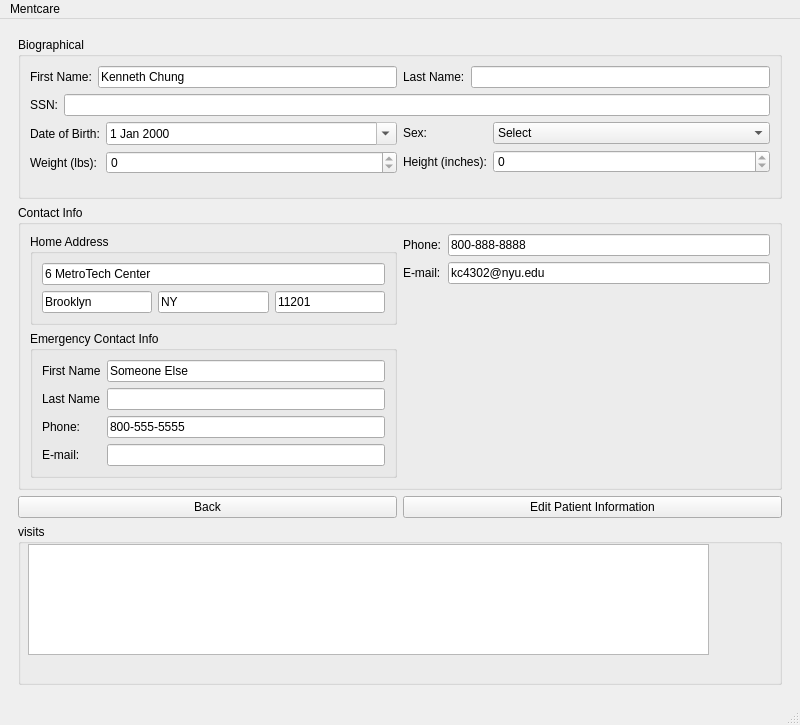
Above: mentcare/mainwindow.ui from omansour-se-nyu/Spring2023-Team-1 before the change. Below: the same form after it.
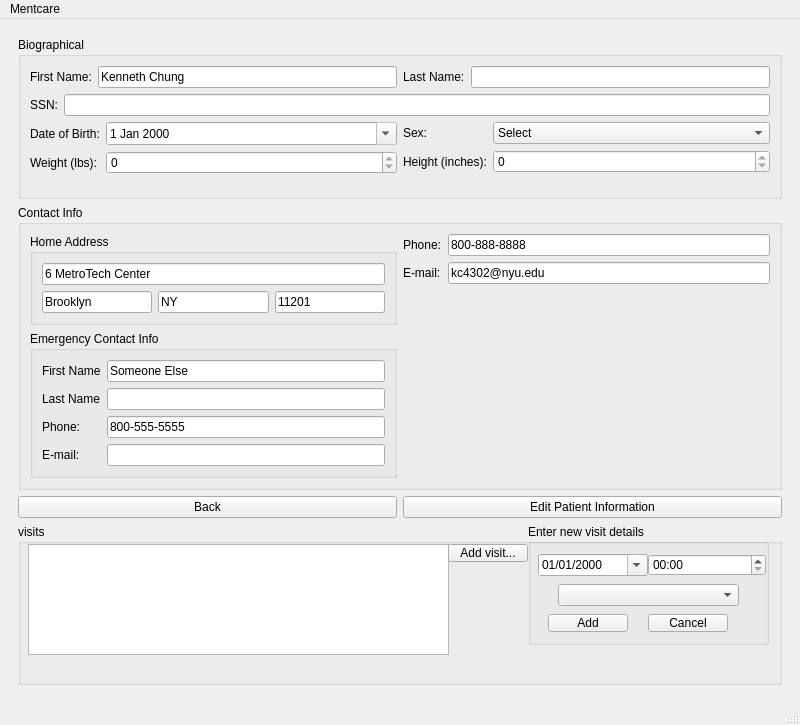
That is the form after the change. The open tabs and pages were chosen to show the change.

Commit message: added button and form to create visit

What changed in the file:
```diff
--- a/mentcare/mainwindow.ui
+++ b/mentcare/mainwindow.ui
@@ -467,11 +467,105 @@
               <rect>
                <x>10</x>
                <y>20</y>
-               <width>681</width>
+               <width>421</width>
                <height>111</height>
               </rect>
              </property>
             </widget>
+            <widget class="QGroupBox" name="addVisit_groupBox">
+             <property name="geometry">
+              <rect>
+               <x>510</x>
+               <y>0</y>
+               <width>241</width>
+               <height>121</height>
+              </rect>
+             </property>
+             <property name="title">
+              <string>Enter new visit details</string>
+             </property>
+             <widget class="QComboBox" name="AddVisit_providers_comboBox">
+              <property name="geometry">
+               <rect>
+                <x>30</x>
+                <y>60</y>
+                <width>181</width>
+                <height>22</height>
+               </rect>
+              </property>
+              <property name="placeholderText">
+               <string>Select provider</string>
+              </property>
+             </widget>
+             <widget class="QDateEdit" name="PatientInfoPage_AddVisit_dateEdit">
+              <property name="geometry">
+               <rect>
+                <x>10</x>
+                <y>30</y>
+                <width>110</width>
+                <height>22</height>
+               </rect>
+              </property>
+              <property name="displayFormat">
+               <string>MM/dd/yyyy</string>
+              </property>
+              <property name="calendarPopup">
+               <bool>true</bool>
+              </property>
+             </widget>
+             <widget class="QTimeEdit" name="PatientInfoPage_AddVisit_timeEdit">
+              <property name="geometry">
+               <rect>
+                <x>120</x>
+                <y>30</y>
+                <width>118</width>
+                <height>22</height>
+               </rect>
+              </property>
+              <property name="displayFormat">
+               <string>HH:mm</string>
+              </property>
+             </widget>
+             <widget class="QPushButton" name="addVisit_button">
+              <property name="geometry">
+               <rect>
+                <x>20</x>
+                <y>90</y>
+                <width>80</width>
+                <height>18</height>
+               </rect>
+              </property>
+              <property name="text">
+               <string>Add</string>
+              </property>
+             </widget>
+             <widget class="QPushButton" name="cancelAddVisit_button">
+              <property name="geometry">
+               <rect>
+                <x>120</x>
+                <y>90</y>
+                <width>80</width>
+                <height>18</height>
+               </rect>
+              </property>
+              <property name="text">
+               <string>Cancel</string>
+              </property>
+             </widget>
+            </widget>
+            <widget class="QPushButton" name="enableAddVisit_button">
+             <property name="geometry">
+              <rect>
+               <x>430</x>
+               <y>20</y>
+               <width>80</width>
+               <height>18</height>
+              </rect>
+             </property>
+             <property name="text">
+              <string>Add visit...</string>
+             </property>
+            </widget>
            </widget>
           </item>
          </layout>
```
Left out of the diff: 7 changed lines with no effect on the pictures. The commit also changes 3 other files.
